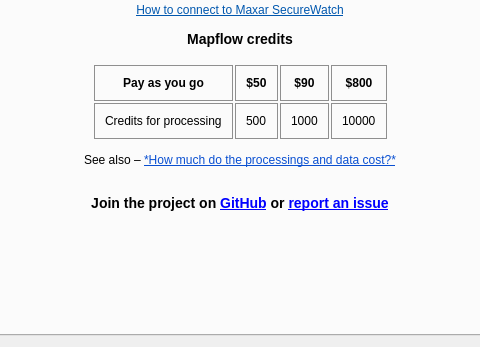
Qt form mapflow/dialogs/static/ui/main_dialog.ui (Geoalert/mapflow-qgis) before a commit; both pictures show x 424 to 904 and y 203 to 550 of the 1033 by 550 pixel window.
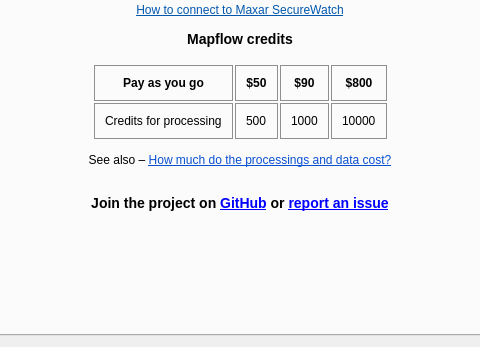
The same form after that commit. The open tabs and pages were chosen to show the change. Icons and pictures are not drawn. Custom widgets are drawn as their Qt base class.

Commit message: not show non-tiff files in the list at all; modify error message for non-georef tiff; fix link text

```diff
--- a/mapflow/dialogs/static/ui/main_dialog.ui
+++ b/mapflow/dialogs/static/ui/main_dialog.ui
@@ -1905,7 +1905,7 @@
            <item>
             <widget class="QLabel" name="help">
              <property name="text">
-              <string>&lt;html&gt;&lt;head/&gt;&lt;body&gt;&lt;h3 style=&quot; margin-top:30px; margin-bottom:20px; margin-left:30px; margin-right:30px; -qt-block-indent:0; text-indent:0px;&quot;&gt;&lt;span style=&quot; font-size:large; font-weight:600;&quot;&gt;Mapflow&lt;/span&gt;&lt;/h3&gt;&lt;p align=&quot;center&quot;&gt;&lt;a href=&quot;https://docs.mapflow.ai/api/qgis_mapflow#user-interface&quot;&gt;&lt;span style=&quot; text-decoration: underline; color:#0057ae;&quot;&gt;User Interface walkthrough&lt;/span&gt;&lt;/a&gt;&lt;/p&gt;&lt;p align=&quot;center&quot;&gt;&lt;a href=&quot;https://docs.mapflow.ai/api/qgis_mapflow.html#how-to-upload-your-image&quot;&gt;&lt;span style=&quot; text-decoration: underline; color:#0057ae;&quot;&gt;How to process your own image&lt;/span&gt;&lt;/a&gt;&lt;/p&gt;&lt;p align=&quot;center&quot;&gt;&lt;a href=&quot;https://docs.mapflow.ai/api/qgis_mapflow#how-to-use-other-imagery-services&quot;&gt;&lt;span style=&quot; text-decoration: underline; color:#0057ae;&quot;&gt;How to use a different imagery tileset (XYZ or TMS)&lt;/span&gt;&lt;/a&gt;&lt;/p&gt;&lt;p align=&quot;center&quot;&gt;&lt;a href=&quot;https://docs.mapflow.ai/api/qgis_mapflow#how-to-connect-to-maxar-securewatch&quot;&gt;&lt;span style=&quot; text-decoration: underline; color:#0057ae;&quot;&gt;How to connect to Maxar SecureWatch&lt;/span&gt;&lt;/a&gt;&lt;/p&gt;&lt;h3 style=&quot; margin-top:14px; margin-bottom:12px; margin-left:0px; margin-right:0px; -qt-block-indent:0; text-indent:0px;&quot;&gt;&lt;span style=&quot; font-size:large; font-weight:600;&quot;&gt;Mapflow credits&lt;/span&gt;&lt;span style=&quot; font-size:large; font-weight:700;&quot;&gt;&lt;br/&gt;&lt;/span&gt;&lt;/h3&gt;&lt;table border=&quot;0&quot; style=&quot; margin-top:0px; margin-bottom:0px; margin-left:0px; margin-right:0px;&quot; align=&quot;center&quot; cellspacing=&quot;2&quot; cellpadding=&quot;0&quot;&gt;&lt;thead&gt;&lt;tr&gt;&lt;td style=&quot; padding-left:10; padding-right:10; padding-top:10; padding-bottom:10; border-top:1px; border-right:1px; border-bottom:1px; border-left:1px; border-top-color:#8f8f8f; border-right-color:#8f8f8f; border-bottom-color:#8f8f8f; border-left-color:#8f8f8f; border-top-style:solid; border-right-style:solid; border-bottom-style:solid; border-left-style:solid;&quot;&gt;&lt;p align=&quot;center&quot;&gt;&lt;span style=&quot; font-weight:600;&quot;&gt;Pay as you go&lt;/span&gt;&lt;/p&gt;&lt;/td&gt;&lt;td style=&quot; padding-left:10; padding-right:10; padding-top:10; padding-bottom:10; border-top:1px; border-right:1px; border-bottom:1px; border-left:1px; border-top-color:#8f8f8f; border-right-color:#8f8f8f; border-bottom-color:#8f8f8f; border-left-color:#8f8f8f; border-top-style:solid; border-right-style:solid; border-bottom-style:solid; border-left-style:solid;&quot;&gt;&lt;p align=&quot;center&quot;&gt;&lt;span style=&quot; font-weight:696;&quot;&gt;$50&lt;/span&gt;&lt;/p&gt;&lt;/td&gt;&lt;td style=&quot; padding-left:10; padding-right:10; padding-top:10; padding-bottom:10; border-top:1px; border-right:1px; border-bottom:1px; border-left:1px; border-top-color:#8f8f8f; border-right-color:#8f8f8f; border-bottom-color:#8f8f8f; border-left-color:#8f8f8f; border-top-style:solid; border-right-style:solid; border-bottom-style:solid; border-left-style:solid;&quot;&gt;&lt;p align=&quot;center&quot;&gt;&lt;span style=&quot; font-weight:696;&quot;&gt;$90&lt;/span&gt;&lt;/p&gt;&lt;/td&gt;&lt;td style=&quot; padding-left:10; padding-right:10; padding-top:10; padding-bottom:10; border-top:1px; border-right:1px; border-bottom:1px; border-left:1px; border-top-color:#8f8f8f; border-right-color:#8f8f8f; border-bottom-color:#8f8f8f; border-left-color:#8f8f8f; border-top-style:solid; border-right-style:solid; border-bottom-style:solid; border-left-style:solid;&quot;&gt;&lt;p align=&quot;center&quot;&gt;&lt;span style=&quot; font-weight:696;&quot;&gt;$800&lt;/span&gt;&lt;/p&gt;&lt;/td&gt;&lt;/tr&gt;&lt;/thead&gt;&lt;tr&gt;&lt;td style=&quot; padding-left:10; padding-right:10; padding-top:10; padding-bottom:10; border-top:1px; border-right:1px; border-bottom:1px; border-left:1px; border-top-color:#8f8f8f; border-right-color:#8f8f8f; border-bottom-color:#8f8f8f; border-left-color:#8f8f8f; border-top-style:solid; border-right-style:solid; border-bottom-style:solid; border-left-style:solid;&quot;&gt;&lt;p&gt;Credits for processing&lt;/p&gt;&lt;/td&gt;&lt;td style=&quot; padding-left:10; padding-right:10; padding-top:10; padding-bottom:10; border-top:1px; border-right:1px; border-bottom:1px; border-left:1px; border-top-color:#8f8f8f; border-right-color:#8f8f8f; border-bottom-color:#8f8f8f; border-left-color:#8f8f8f; border-top-style:solid; border-right-style:solid; border-bottom-style:solid; border-left-style:solid;&quot;&gt;&lt;p&gt;500&lt;/p&gt;&lt;/td&gt;&lt;td style=&quot; padding-left:10; padding-right:10; padding-top:10; padding-bottom:10; border-top:1px; border-right:1px; border-bottom:1px; border-left:1px; border-top-color:#8f8f8f; border-right-color:#8f8f8f; border-bottom-color:#8f8f8f; border-left-color:#8f8f8f; border-top-style:solid; border-right-style:solid; border-bottom-style:solid; border-left-style:solid;&quot;&gt;&lt;p&gt;1000&lt;/p&gt;&lt;/td&gt;&lt;td style=&quot; padding-left:10; padding-right:10; padding-top:10; padding-bottom:10; border-top:1px; border-right:1px; border-bottom:1px; border-left:1px; border-top-color:#8f8f8f; border-right-color:#8f8f8f; border-bottom-color:#8f8f8f; border-left-color:#8f8f8f; border-top-style:solid; border-right-style:solid; border-bottom-style:solid; border-left-style:solid;&quot;&gt;&lt;p&gt;10000&lt;/p&gt;&lt;/td&gt;&lt;/tr&gt;&lt;/table&gt;&lt;p&gt;See also – &lt;a href=&quot;https://docs.mapflow.ai/userguides/prices.html&quot;&gt;&lt;span style=&quot; text-decoration: underline; color:#094fd1;&quot;&gt;*How much do the processings and data cost?*&lt;/span&gt;&lt;/a&gt;&lt;br/&gt;&lt;/p&gt;&lt;h3 style=&quot; margin-top:14px; margin-bottom:12px; margin-left:0px; margin-right:0px; -qt-block-indent:0; text-indent:0px;&quot;&gt;&lt;span style=&quot; font-size:large; font-weight:600;&quot;&gt;Join the project on &lt;a href=&quot;https://github.com/Geoalert/mapflow-qgis&quot;&gt;&lt;span style=&quot; font-weight:600; text-decoration: underline; color:#0000ff;&quot;&gt;GitHub&lt;/span&gt;&lt;/a&gt; or &lt;a href=&quot;https://github.com/Geoalert/mapflow-qgis/issues&quot;&gt;&lt;span style=&quot; font-weight:600; text-decoration: underline; color:#0000ff;&quot;&gt;report an issue&lt;/span&gt;&lt;/a&gt;&lt;/span&gt;&lt;/h3&gt;&lt;/body&gt;&lt;/html&gt;</string>
+              <string>&lt;html&gt;&lt;head/&gt;&lt;body&gt;&lt;h3 style=&quot; margin-top:30px; margin-bottom:20px; margin-left:30px; margin-right:30px; -qt-block-indent:0; text-indent:0px;&quot;&gt;&lt;span style=&quot; font-size:large; font-weight:600;&quot;&gt;Mapflow&lt;/span&gt;&lt;/h3&gt;&lt;p align=&quot;center&quot;&gt;&lt;a href=&quot;https://docs.mapflow.ai/api/qgis_mapflow#user-interface&quot;&gt;&lt;span style=&quot; text-decoration: underline; color:#0057ae;&quot;&gt;User Interface walkthrough&lt;/span&gt;&lt;/a&gt;&lt;/p&gt;&lt;p align=&quot;center&quot;&gt;&lt;a href=&quot;https://docs.mapflow.ai/api/qgis_mapflow.html#how-to-upload-your-image&quot;&gt;&lt;span style=&quot; text-decoration: underline; color:#0057ae;&quot;&gt;How to process your own image&lt;/span&gt;&lt;/a&gt;&lt;/p&gt;&lt;p align=&quot;center&quot;&gt;&lt;a href=&quot;https://docs.mapflow.ai/api/qgis_mapflow#how-to-use-other-imagery-services&quot;&gt;&lt;span style=&quot; text-decoration: underline; color:#0057ae;&quot;&gt;How to use a different imagery tileset (XYZ or TMS)&lt;/span&gt;&lt;/a&gt;&lt;/p&gt;&lt;p align=&quot;center&quot;&gt;&lt;a href=&quot;https://docs.mapflow.ai/api/qgis_mapflow#how-to-connect-to-maxar-securewatch&quot;&gt;&lt;span style=&quot; text-decoration: underline; color:#0057ae;&quot;&gt;How to connect to Maxar SecureWatch&lt;/span&gt;&lt;/a&gt;&lt;/p&gt;&lt;h3 style=&quot; margin-top:14px; margin-bottom:12px; margin-left:0px; margin-right:0px; -qt-block-indent:0; text-indent:0px;&quot;&gt;&lt;span style=&quot; font-size:large; font-weight:600;&quot;&gt;Mapflow credits&lt;/span&gt;&lt;span style=&quot; font-size:large; font-weight:700;&quot;&gt;&lt;br/&gt;&lt;/span&gt;&lt;/h3&gt;&lt;table border=&quot;0&quot; style=&quot; margin-top:0px; margin-bottom:0px; margin-left:0px; margin-right:0px;&quot; align=&quot;center&quot; cellspacing=&quot;2&quot; cellpadding=&quot;0&quot;&gt;&lt;thead&gt;&lt;tr&gt;&lt;td style=&quot; padding-left:10; padding-right:10; padding-top:10; padding-bottom:10; border-top:1px; border-right:1px; border-bottom:1px; border-left:1px; border-top-color:#8f8f8f; border-right-color:#8f8f8f; border-bottom-color:#8f8f8f; border-left-color:#8f8f8f; border-top-style:solid; border-right-style:solid; border-bottom-style:solid; border-left-style:solid;&quot;&gt;&lt;p align=&quot;center&quot;&gt;&lt;span style=&quot; font-weight:600;&quot;&gt;Pay as you go&lt;/span&gt;&lt;/p&gt;&lt;/td&gt;&lt;td style=&quot; padding-left:10; padding-right:10; padding-top:10; padding-bottom:10; border-top:1px; border-right:1px; border-bottom:1px; border-left:1px; border-top-color:#8f8f8f; border-right-color:#8f8f8f; border-bottom-color:#8f8f8f; border-left-color:#8f8f8f; border-top-style:solid; border-right-style:solid; border-bottom-style:solid; border-left-style:solid;&quot;&gt;&lt;p align=&quot;center&quot;&gt;&lt;span style=&quot; font-weight:696;&quot;&gt;$50&lt;/span&gt;&lt;/p&gt;&lt;/td&gt;&lt;td style=&quot; padding-left:10; padding-right:10; padding-top:10; padding-bottom:10; border-top:1px; border-right:1px; border-bottom:1px; border-left:1px; border-top-color:#8f8f8f; border-right-color:#8f8f8f; border-bottom-color:#8f8f8f; border-left-color:#8f8f8f; border-top-style:solid; border-right-style:solid; border-bottom-style:solid; border-left-style:solid;&quot;&gt;&lt;p align=&quot;center&quot;&gt;&lt;span style=&quot; font-weight:696;&quot;&gt;$90&lt;/span&gt;&lt;/p&gt;&lt;/td&gt;&lt;td style=&quot; padding-left:10; padding-right:10; padding-top:10; padding-bottom:10; border-top:1px; border-right:1px; border-bottom:1px; border-left:1px; border-top-color:#8f8f8f; border-right-color:#8f8f8f; border-bottom-color:#8f8f8f; border-left-color:#8f8f8f; border-top-style:solid; border-right-style:solid; border-bottom-style:solid; border-left-style:solid;&quot;&gt;&lt;p align=&quot;center&quot;&gt;&lt;span style=&quot; font-weight:696;&quot;&gt;$800&lt;/span&gt;&lt;/p&gt;&lt;/td&gt;&lt;/tr&gt;&lt;/thead&gt;&lt;tr&gt;&lt;td style=&quot; padding-left:10; padding-right:10; padding-top:10; padding-bottom:10; border-top:1px; border-right:1px; border-bottom:1px; border-left:1px; border-top-color:#8f8f8f; border-right-color:#8f8f8f; border-bottom-color:#8f8f8f; border-left-color:#8f8f8f; border-top-style:solid; border-right-style:solid; border-bottom-style:solid; border-left-style:solid;&quot;&gt;&lt;p&gt;Credits for processing&lt;/p&gt;&lt;/td&gt;&lt;td style=&quot; padding-left:10; padding-right:10; padding-top:10; padding-bottom:10; border-top:1px; border-right:1px; border-bottom:1px; border-left:1px; border-top-color:#8f8f8f; border-right-color:#8f8f8f; border-bottom-color:#8f8f8f; border-left-color:#8f8f8f; border-top-style:solid; border-right-style:solid; border-bottom-style:solid; border-left-style:solid;&quot;&gt;&lt;p&gt;500&lt;/p&gt;&lt;/td&gt;&lt;td style=&quot; padding-left:10; padding-right:10; padding-top:10; padding-bottom:10; border-top:1px; border-right:1px; border-bottom:1px; border-left:1px; border-top-color:#8f8f8f; border-right-color:#8f8f8f; border-bottom-color:#8f8f8f; border-left-color:#8f8f8f; border-top-style:solid; border-right-style:solid; border-bottom-style:solid; border-left-style:solid;&quot;&gt;&lt;p&gt;1000&lt;/p&gt;&lt;/td&gt;&lt;td style=&quot; padding-left:10; padding-right:10; padding-top:10; padding-bottom:10; border-top:1px; border-right:1px; border-bottom:1px; border-left:1px; border-top-color:#8f8f8f; border-right-color:#8f8f8f; border-bottom-color:#8f8f8f; border-left-color:#8f8f8f; border-top-style:solid; border-right-style:solid; border-bottom-style:solid; border-left-style:solid;&quot;&gt;&lt;p&gt;10000&lt;/p&gt;&lt;/td&gt;&lt;/tr&gt;&lt;/table&gt;&lt;p&gt;See also – &lt;a href=&quot;https://docs.mapflow.ai/userguides/prices.html&quot;&gt;&lt;span style=&quot; text-decoration: underline; color:#094fd1;&quot;&gt;How much do the processings and data cost?&lt;/span&gt;&lt;/a&gt;&lt;br/&gt;&lt;/p&gt;&lt;h3 style=&quot; margin-top:14px; margin-bottom:12px; margin-left:0px; margin-right:0px; -qt-block-indent:0; text-indent:0px;&quot;&gt;&lt;span style=&quot; font-size:large; font-weight:600;&quot;&gt;Join the project on &lt;a href=&quot;https://github.com/Geoalert/mapflow-qgis&quot;&gt;&lt;span style=&quot; font-weight:600; text-decoration: underline; color:#0000ff;&quot;&gt;GitHub&lt;/span&gt;&lt;/a&gt; or &lt;a href=&quot;https://github.com/Geoalert/mapflow-qgis/issues&quot;&gt;&lt;span style=&quot; font-weight:600; text-decoration: underline; color:#0000ff;&quot;&gt;report an issue&lt;/span&gt;&lt;/a&gt;&lt;/span&gt;&lt;/h3&gt;&lt;/body&gt;&lt;/html&gt;</string>
              </property>
              <property name="alignment">
               <set>Qt::AlignHCenter|Qt::AlignTop</set>
```
The commit also changes 1 other file.
